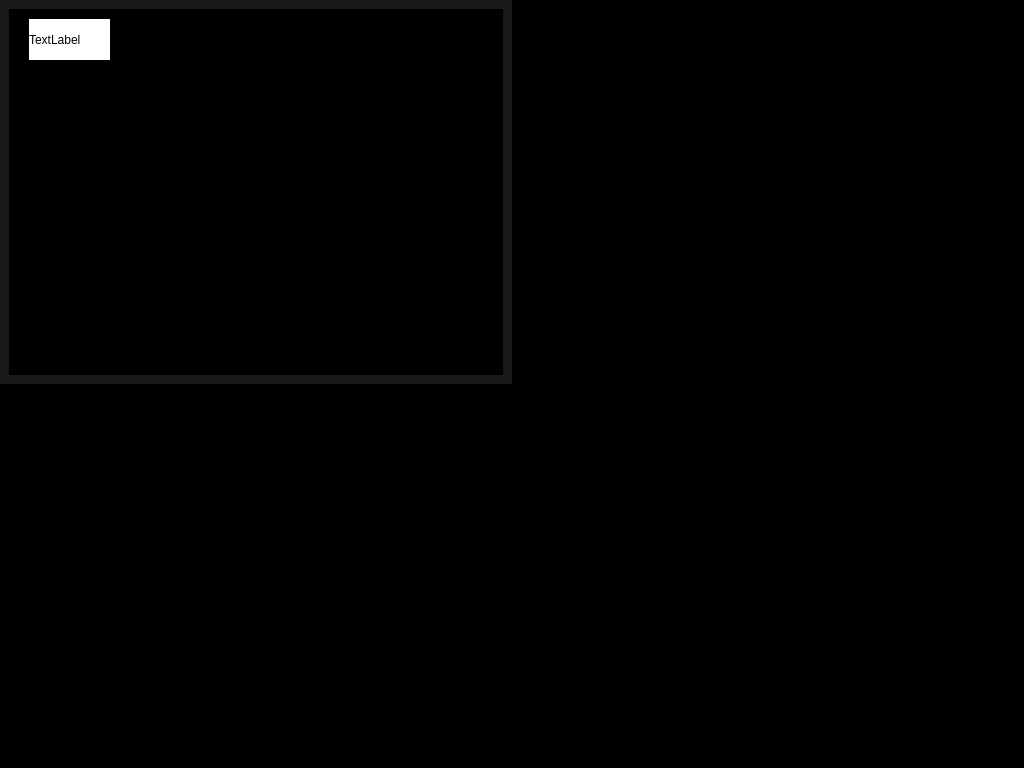
This is tp_poo/pantallaJuego/pantallajuego.ui in voJuan/Prueba as Qt 5 draws it before an edit. The edited form follows.
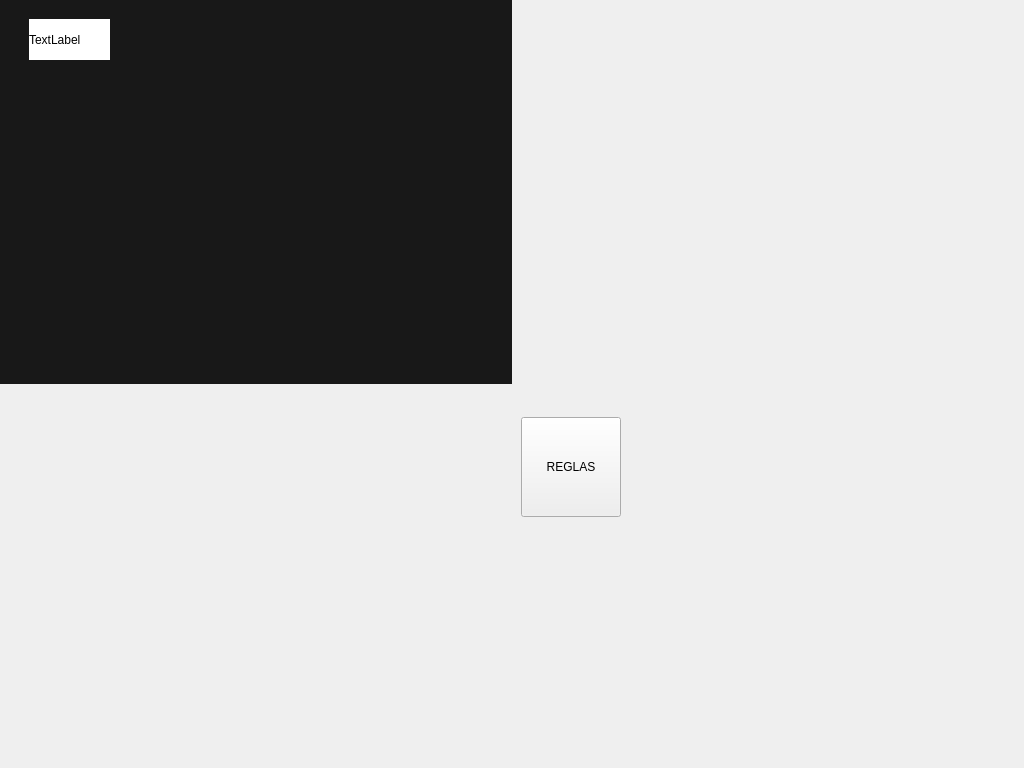
This is the edited form. Icons and pictures are not drawn.

Commit message: Boton reglas + ventana emergente

```diff
--- a/tp_poo/pantallaJuego/pantallajuego.ui
+++ b/tp_poo/pantallaJuego/pantallajuego.ui
@@ -30,7 +30,7 @@
   </property>
   <property name="styleSheet">
    <string notr="true">
-background-color: rgb(0, 0, 0);</string>
+</string>
   </property>
   <layout class="QGridLayout" name="gridLayout">
    <property name="leftMargin">
@@ -137,8 +137,24 @@
           </property>
          </widget>
         </item>
-        <item row="0" column="0">
-         <layout class="QHBoxLayout" name="horizontalLayout"/>
+        <item row="1" column="0" colspan="3">
+         <widget class="QPushButton" name="reglas">
+          <property name="minimumSize">
+           <size>
+            <width>100</width>
+            <height>100</height>
+           </size>
+          </property>
+          <property name="maximumSize">
+           <size>
+            <width>100</width>
+            <height>100</height>
+           </size>
+          </property>
+          <property name="text">
+           <string>REGLAS</string>
+          </property>
+         </widget>
         </item>
        </layout>
       </widget>
```
Left out of the diff: 103 changed lines with no effect on the pictures. The commit also changes 2 other files.
